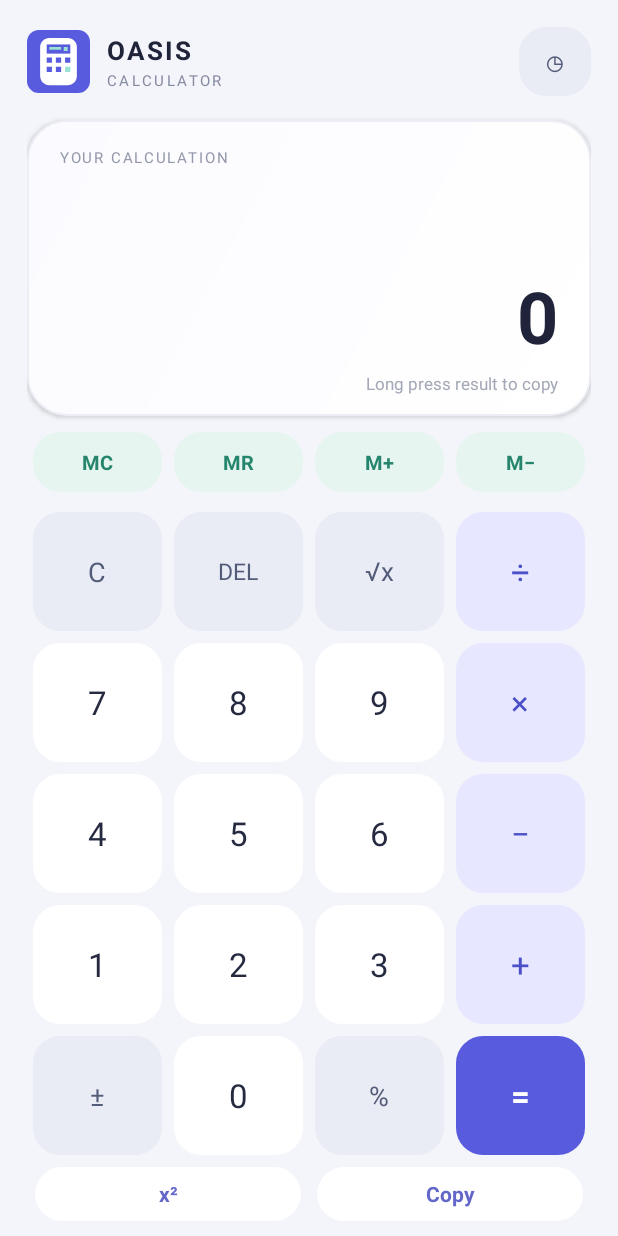
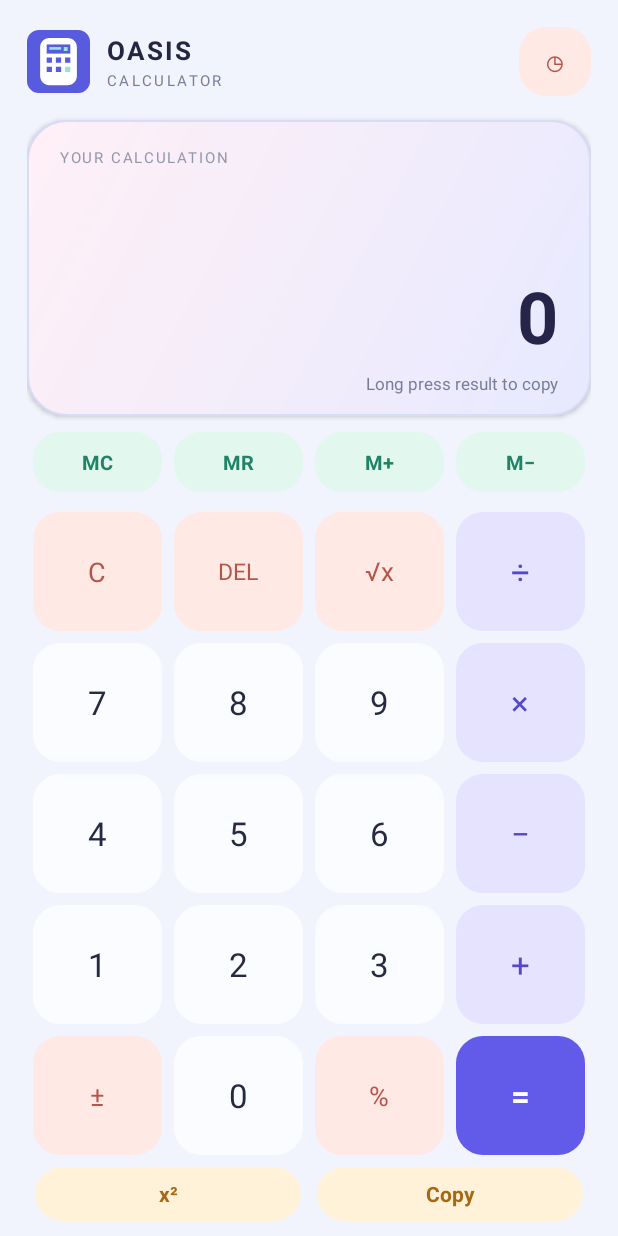
Before and after one commit to Vikas-daddi/OIBSIP, an Android app: the screen it shows after launch (MainActivity), on a phone screen of 412 x 824 dp. Run offline under Robolectric (Android 15) with nearby library versions, the phone set to English and light mode, and no system bars.

Commit message:
Add vivid colors and system dark theme

```diff
--- a/Android-Task3-Calculator/app/src/main/java/com/oasisinfobyte/calculator/MainActivity.java
+++ b/Android-Task3-Calculator/app/src/main/java/com/oasisinfobyte/calculator/MainActivity.java
@@ -338,7 +338,7 @@ public final class MainActivity extends Activity implements View.OnClickListener
         if (history.isEmpty()) {
             TextView empty = new TextView(this);
             empty.setText("Your calculations will appear here.");
-            empty.setTextColor(0xFF777D91);
+            empty.setTextColor(getColor(R.color.hint_text));
             empty.setTextSize(15);
             empty.setGravity(Gravity.CENTER);
             empty.setPadding(0, dp(28), 0, dp(28));
@@ -347,12 +347,12 @@ public final class MainActivity extends Activity implements View.OnClickListener
             for (String item : history) {
                 TextView row = new TextView(this);
                 row.setText(item);
-                row.setTextColor(0xFF30364B);
+                row.setTextColor(getColor(R.color.dialog_text));
                 row.setTextSize(17);
                 row.setGravity(Gravity.CENTER_VERTICAL | Gravity.END);
                 row.setPadding(dp(12), dp(14), dp(12), dp(14));
                 row.setBackgroundResource(R.drawable.key_background);
-                row.setBackgroundTintList(android.content.res.ColorStateList.valueOf(0xFFF2F3F9));
+                row.setBackgroundTintList(android.content.res.ColorStateList.valueOf(getColor(R.color.dialog_row_bg)));
                 LinearLayout.LayoutParams params = new LinearLayout.LayoutParams(
                         ViewGroup.LayoutParams.MATCH_PARENT, ViewGroup.LayoutParams.WRAP_CONTENT);
                 params.bottomMargin = dp(8);
@@ -487,7 +487,7 @@ public final class MainActivity extends Activity implements View.OnClickListener
             shownResult = currentEntry();
         }
         resultDisplay.setText(shownResult);
-        resultDisplay.setTextColor(showingError ? 0xFFCE4D61 : 0xFF20243A);
+        resultDisplay.setTextColor(getColor(showingError ? R.color.error_text : R.color.display_text));
         resultDisplay.setContentDescription(showingError ? "Error: " + shownResult : "Result " + shownResult);
         memoryIndicator.setVisibility(hasMemoryValue ? View.VISIBLE : View.GONE);
     }
--- a/Android-Task3-Calculator/app/src/main/res/drawable/display_card_background.xml
+++ b/Android-Task3-Calculator/app/src/main/res/drawable/display_card_background.xml
@@ -1,6 +1,6 @@
 <?xml version="1.0" encoding="utf-8"?>
 <shape xmlns:android="http://schemas.android.com/apk/res/android" android:shape="rectangle">
     <corners android:radius="26dp" />
-    <gradient android:angle="135" android:startColor="#FFFFFF" android:endColor="#FBFBFF" />
-    <stroke android:width="1dp" android:color="#EDEEF5" />
+    <gradient android:angle="135" android:startColor="@color/display_start" android:endColor="@color/display_end" />
+    <stroke android:width="1dp" android:color="@color/display_border" />
 </shape>
--- a/Android-Task3-Calculator/app/src/main/res/layout/activity_main.xml
+++ b/Android-Task3-Calculator/app/src/main/res/layout/activity_main.xml
@@ -2,7 +2,7 @@
 <LinearLayout xmlns:android="http://schemas.android.com/apk/res/android"
     android:layout_width="match_parent"
     android:layout_height="match_parent"
-    android:background="#F4F5FA"
+    android:background="@color/calculator_background"
     android:orientation="vertical"
     android:paddingStart="18dp"
     android:paddingTop="12dp"
@@ -33,7 +33,7 @@
                 android:layout_height="wrap_content"
                 android:letterSpacing="0.08"
                 android:text="OASIS"
-                android:textColor="#20243A"
+                android:textColor="@color/title_text"
                 android:textSize="17sp"
                 android:textStyle="bold" />
 
@@ -42,7 +42,7 @@
                 android:layout_height="wrap_content"
                 android:layout_marginTop="1dp"
                 android:text="CALCULATOR"
-                android:textColor="#858AA1"
+                android:textColor="@color/subtitle_text"
                 android:textSize="10sp"
                 android:letterSpacing="0.16" />
         </LinearLayout>
@@ -90,13 +90,13 @@
                 android:id="@+id/memoryIndicator"
                 android:layout_width="wrap_content"
                 android:layout_height="wrap_content"
-                android:background="#E7F6F1"
+                android:background="@color/memory_bg"
                 android:paddingStart="9dp"
                 android:paddingTop="4dp"
                 android:paddingEnd="9dp"
                 android:paddingBottom="4dp"
                 android:text="M"
-                android:textColor="#25866D"
+                android:textColor="@color/memory_text"
                 android:textSize="11sp"
                 android:textStyle="bold"
                 android:visibility="gone" />
@@ -114,7 +114,7 @@
             android:paddingTop="12dp"
             android:paddingBottom="3dp"
             android:text=""
-            android:textColor="#81869A"
+            android:textColor="@color/display_secondary"
             android:textSize="20sp" />
 
         <TextView
@@ -128,7 +128,7 @@
             android:minHeight="68dp"
             android:paddingBottom="5dp"
             android:text="0"
-            android:textColor="#20243A"
+            android:textColor="@color/display_text"
             android:textSize="48sp"
             android:textStyle="bold"
             android:contentDescription="Calculator result; long press to copy" />
@@ -138,7 +138,7 @@
             android:layout_height="wrap_content"
             android:gravity="end"
             android:text="Long press result to copy"
-            android:textColor="#A4A8B6"
+            android:textColor="@color/hint_text"
             android:textSize="11sp" />
     </LinearLayout>
 
--- /dev/null
+++ b/Android-Task3-Calculator/app/src/main/res/values-night/colors.xml
@@ -0,0 +1,28 @@
+<resources>
+    <color name="launcher_background">#7772F2</color>
+    <color name="launcher_accent">#9AE2D2</color>
+    <color name="calculator_background">#11131D</color>
+    <color name="display_start">#292B45</color>
+    <color name="display_end">#372638</color>
+    <color name="display_border">#454862</color>
+    <color name="title_text">#F7F6FF</color>
+    <color name="subtitle_text">#B6B8D0</color>
+    <color name="hint_text">#AEB1C8</color>
+    <color name="display_text">#FBFAFF</color>
+    <color name="display_secondary">#C1C2EE</color>
+    <color name="number_bg">#25283A</color>
+    <color name="number_text">#F4F4FC</color>
+    <color name="utility_bg">#493139</color>
+    <color name="utility_text">#FFB8A8</color>
+    <color name="operator_bg">#363254</color>
+    <color name="operator_text">#C8C1FF</color>
+    <color name="equals_bg">#7770F0</color>
+    <color name="memory_bg">#1C4037</color>
+    <color name="memory_text">#9DE6CD</color>
+    <color name="quick_bg">#463A24</color>
+    <color name="quick_text">#FFD28A</color>
+    <color name="dialog_bg">#1D2030</color>
+    <color name="dialog_text">#ECEEFF</color>
+    <color name="dialog_row_bg">#292C3F</color>
+    <color name="error_text">#FF90A3</color>
+</resources>
--- /dev/null
+++ b/Android-Task3-Calculator/app/src/main/res/values-night/styles.xml
@@ -0,0 +1,10 @@
+<resources>
+    <style name="AppTheme" parent="android:style/Theme.Material.NoActionBar">
+        <item name="android:fontFamily">sans</item>
+        <item name="android:colorAccent">@color/launcher_background</item>
+        <item name="android:statusBarColor">@color/calculator_background</item>
+        <item name="android:navigationBarColor">@color/calculator_background</item>
+        <item name="android:windowLightStatusBar">false</item>
+        <item name="android:windowActionModeOverlay">true</item>
+    </style>
+</resources>
--- a/Android-Task3-Calculator/app/src/main/res/values/button_styles.xml
+++ b/Android-Task3-Calculator/app/src/main/res/values/button_styles.xml
@@ -19,24 +19,24 @@
     </style>
 
     <style name="CalculatorNumberButton" parent="CalculatorButtonBase">
-        <item name="android:textColor">#252A40</item>
-        <item name="android:backgroundTint">#FFFFFF</item>
+        <item name="android:textColor">@color/number_text</item>
+        <item name="android:backgroundTint">@color/number_bg</item>
     </style>
 
     <style name="CalculatorUtilityButton" parent="CalculatorButtonBase">
-        <item name="android:textColor">#525B78</item>
-        <item name="android:backgroundTint">#E9EBF5</item>
+        <item name="android:textColor">@color/utility_text</item>
+        <item name="android:backgroundTint">@color/utility_bg</item>
         <item name="android:textSize">18sp</item>
     </style>
 
     <style name="CalculatorOperatorButton" parent="CalculatorButtonBase">
-        <item name="android:textColor">#4C50C8</item>
-        <item name="android:backgroundTint">#E7E8FF</item>
+        <item name="android:textColor">@color/operator_text</item>
+        <item name="android:backgroundTint">@color/operator_bg</item>
     </style>
 
     <style name="CalculatorEqualsButton" parent="CalculatorButtonBase">
         <item name="android:textColor">#FFFFFF</item>
-        <item name="android:backgroundTint">#585BDE</item>
+        <item name="android:backgroundTint">@color/equals_bg</item>
         <item name="android:textStyle">bold</item>
     </style>
 
@@ -45,8 +45,8 @@
         <item name="android:layout_marginStart">4dp</item>
         <item name="android:layout_marginEnd">4dp</item>
         <item name="android:layout_weight">1</item>
-        <item name="android:backgroundTint">#E7F5F0</item>
-        <item name="android:textColor">#25866D</item>
+        <item name="android:backgroundTint">@color/memory_bg</item>
+        <item name="android:textColor">@color/memory_text</item>
         <item name="android:textSize">13sp</item>
         <item name="android:textStyle">bold</item>
     </style>
@@ -56,8 +56,8 @@
         <item name="android:layout_marginStart">5dp</item>
         <item name="android:layout_marginEnd">5dp</item>
         <item name="android:layout_weight">1</item>
-        <item name="android:backgroundTint">#FFFFFF</item>
-        <item name="android:textColor">#6267C9</item>
+        <item name="android:backgroundTint">@color/quick_bg</item>
+        <item name="android:textColor">@color/quick_text</item>
         <item name="android:textSize">14sp</item>
         <item name="android:textStyle">bold</item>
     </style>
--- a/Android-Task3-Calculator/app/src/main/res/values/colors.xml
+++ b/Android-Task3-Calculator/app/src/main/res/values/colors.xml
@@ -1,4 +1,28 @@
 <resources>
-    <color name="launcher_background">#5B5CE2</color>
-    <color name="launcher_accent">#8BE3D3</color>
+    <color name="launcher_background">#585BDE</color>
+    <color name="launcher_accent">#9AE2D2</color>
+    <color name="calculator_background">#F1F3FD</color>
+    <color name="display_start">#E7E9FF</color>
+    <color name="display_end">#FFF0F6</color>
+    <color name="display_border">#D9DCF6</color>
+    <color name="title_text">#252641</color>
+    <color name="subtitle_text">#777C98</color>
+    <color name="hint_text">#777D98</color>
+    <color name="display_text">#262448</color>
+    <color name="display_secondary">#6A6CB0</color>
+    <color name="number_bg">#FBFCFF</color>
+    <color name="number_text">#252A40</color>
+    <color name="utility_bg">#FFE9E5</color>
+    <color name="utility_text">#B45548</color>
+    <color name="operator_bg">#E5E3FF</color>
+    <color name="operator_text">#5549C9</color>
+    <color name="equals_bg">#625BEA</color>
+    <color name="memory_bg">#E2F7EE</color>
+    <color name="memory_text">#208365</color>
+    <color name="quick_bg">#FFF2D9</color>
+    <color name="quick_text">#A76713</color>
+    <color name="dialog_bg">#FFFFFF</color>
+    <color name="dialog_text">#30364B</color>
+    <color name="dialog_row_bg">#F3F4FB</color>
+    <color name="error_text">#C34256</color>
 </resources>
--- a/Android-Task3-Calculator/app/src/main/res/values/styles.xml
+++ b/Android-Task3-Calculator/app/src/main/res/values/styles.xml
@@ -1,9 +1,9 @@
 <resources>
     <style name="AppTheme" parent="android:style/Theme.Material.Light.NoActionBar">
         <item name="android:fontFamily">sans</item>
-        <item name="android:colorAccent">#585BDE</item>
-        <item name="android:statusBarColor">#F4F5FA</item>
-        <item name="android:navigationBarColor">#F4F5FA</item>
+        <item name="android:colorAccent">@color/launcher_background</item>
+        <item name="android:statusBarColor">@color/calculator_background</item>
+        <item name="android:navigationBarColor">@color/calculator_background</item>
         <item name="android:windowLightStatusBar">true</item>
         <item name="android:windowActionModeOverlay">true</item>
     </style>
```
Also changed, not shown: 3 other files.
